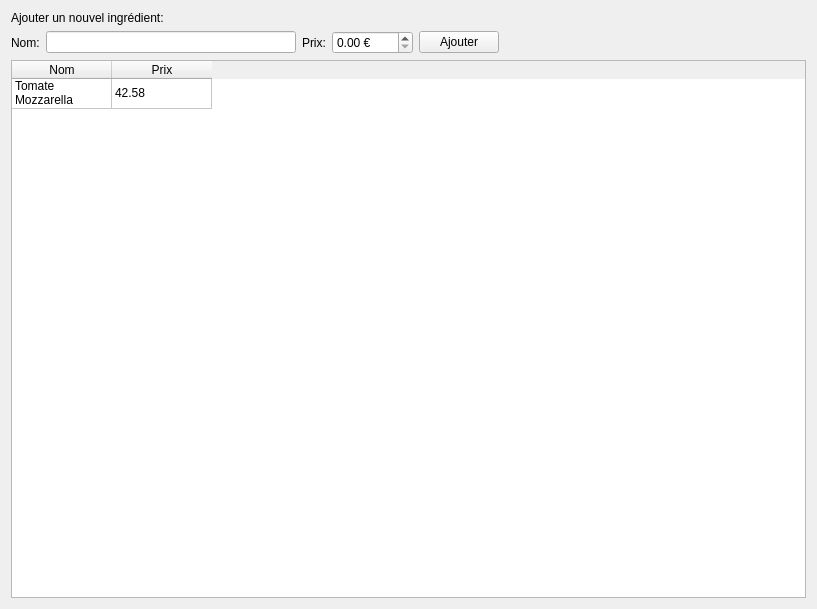
Qt form view/IngredientsViewer.ui (Guerano/OkPizza) before a commit.
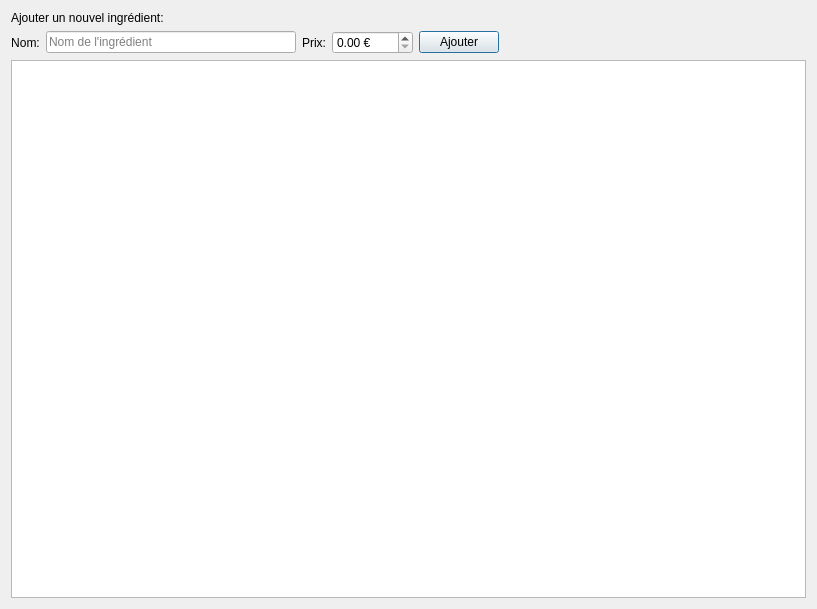
The same form after that commit.

Commit message: improve(IngredientsViewer): can remove by right clicking, better error message

```diff
--- a/view/IngredientsViewer.ui
+++ b/view/IngredientsViewer.ui
@@ -25,6 +25,9 @@
      <property name="text">
       <string>Nom:</string>
      </property>
+     <property name="alignment">
+      <set>Qt::AlignCenter</set>
+     </property>
     </widget>
    </item>
    <item row="1" column="1">
@@ -41,6 +44,9 @@
        <height>16777215</height>
       </size>
      </property>
+     <property name="placeholderText">
+      <string>Nom de l'ingrédient</string>
+     </property>
     </widget>
    </item>
    <item row="1" column="2">
@@ -54,6 +60,9 @@
      <property name="text">
       <string>Prix:</string>
      </property>
+     <property name="alignment">
+      <set>Qt::AlignCenter</set>
+     </property>
     </widget>
    </item>
    <item row="1" column="3">
@@ -74,65 +83,12 @@
      <property name="text">
       <string>Ajouter</string>
      </property>
-    </widget>
-   </item>
-   <item row="2" column="0" colspan="6">
-    <widget class="QTableWidget" name="ingredientsTableWidget">
-     <property name="contextMenuPolicy">
-      <enum>Qt::CustomContextMenu</enum>
-     </property>
-     <property name="alternatingRowColors">
+     <property name="autoDefault">
       <bool>true</bool>
      </property>
-     <property name="selectionMode">
-      <enum>QAbstractItemView::NoSelection</enum>
-     </property>
-     <property name="selectionBehavior">
-      <enum>QAbstractItemView::SelectRows</enum>
-     </property>
-     <property name="sortingEnabled">
+     <property name="default">
       <bool>true</bool>
      </property>
-     <attribute name="horizontalHeaderCascadingSectionResizes">
-      <bool>false</bool>
-     </attribute>
-     <attribute name="horizontalHeaderMinimumSectionSize">
-      <number>35</number>
-     </attribute>
-     <attribute name="horizontalHeaderDefaultSectionSize">
-      <number>100</number>
-     </attribute>
-     <attribute name="horizontalHeaderStretchLastSection">
-      <bool>false</bool>
-     </attribute>
-     <attribute name="verticalHeaderVisible">
-      <bool>false</bool>
-     </attribute>
-     <row>
-      <property name="text">
-       <string/>
-      </property>
-     </row>
-     <column>
-      <property name="text">
-       <string>Nom</string>
-      </property>
-     </column>
-     <column>
-      <property name="text">
-       <string>Prix</string>
-      </property>
-     </column>
-     <item row="0" column="0">
-      <property name="text">
-       <string>Tomate Mozzarella</string>
-      </property>
-     </item>
-     <item row="0" column="1">
-      <property name="text">
-       <string>42.58</string>
-      </property>
-     </item>
     </widget>
    </item>
    <item row="0" column="0" colspan="6">
@@ -155,6 +111,40 @@
      </property>
     </spacer>
    </item>
+   <item row="2" column="0" colspan="6">
+    <widget class="QTableView" name="ingredientsTableView">
+     <property name="contextMenuPolicy">
+      <enum>Qt::CustomContextMenu</enum>
+     </property>
+     <property name="alternatingRowColors">
+      <bool>true</bool>
+     </property>
+     <property name="selectionMode">
+      <enum>QAbstractItemView::ExtendedSelection</enum>
+     </property>
+     <property name="selectionBehavior">
+      <enum>QAbstractItemView::SelectRows</enum>
+     </property>
+     <property name="sortingEnabled">
+      <bool>true</bool>
+     </property>
+     <attribute name="horizontalHeaderMinimumSectionSize">
+      <number>100</number>
+     </attribute>
+     <attribute name="horizontalHeaderHighlightSections">
+      <bool>false</bool>
+     </attribute>
+     <attribute name="horizontalHeaderStretchLastSection">
+      <bool>true</bool>
+     </attribute>
+     <attribute name="verticalHeaderCascadingSectionResizes">
+      <bool>false</bool>
+     </attribute>
+     <attribute name="verticalHeaderDefaultSectionSize">
+      <number>17</number>
+     </attribute>
+    </widget>
+   </item>
   </layout>
  </widget>
  <resources/>
```
The commit also changes 12 other files.
